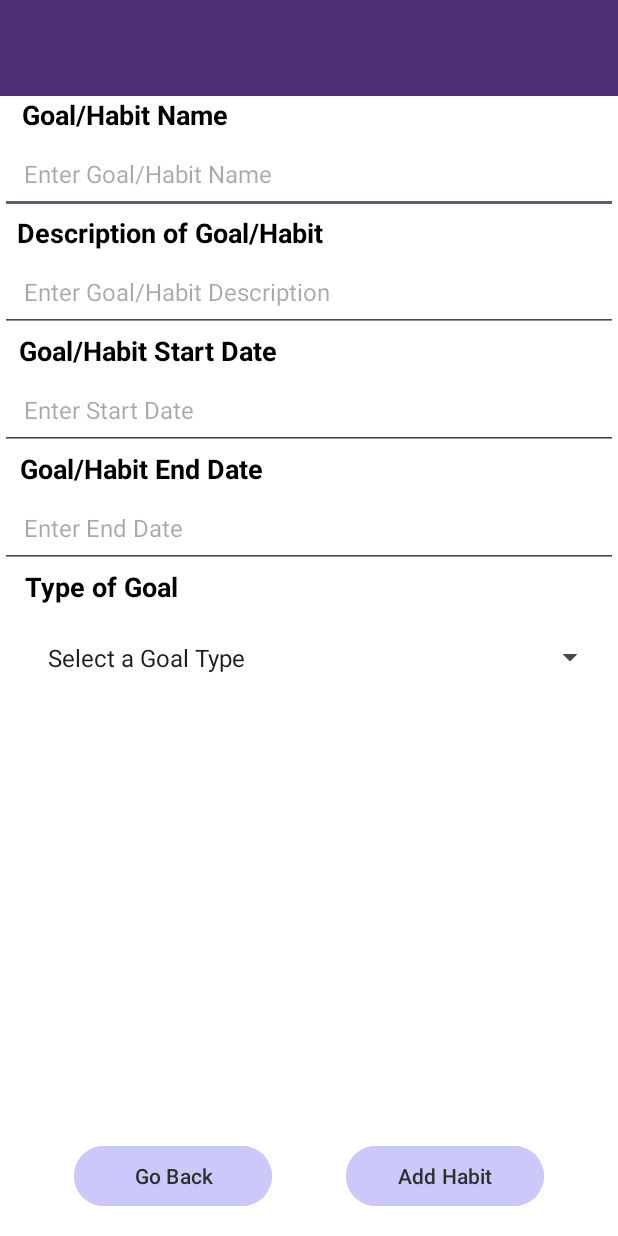
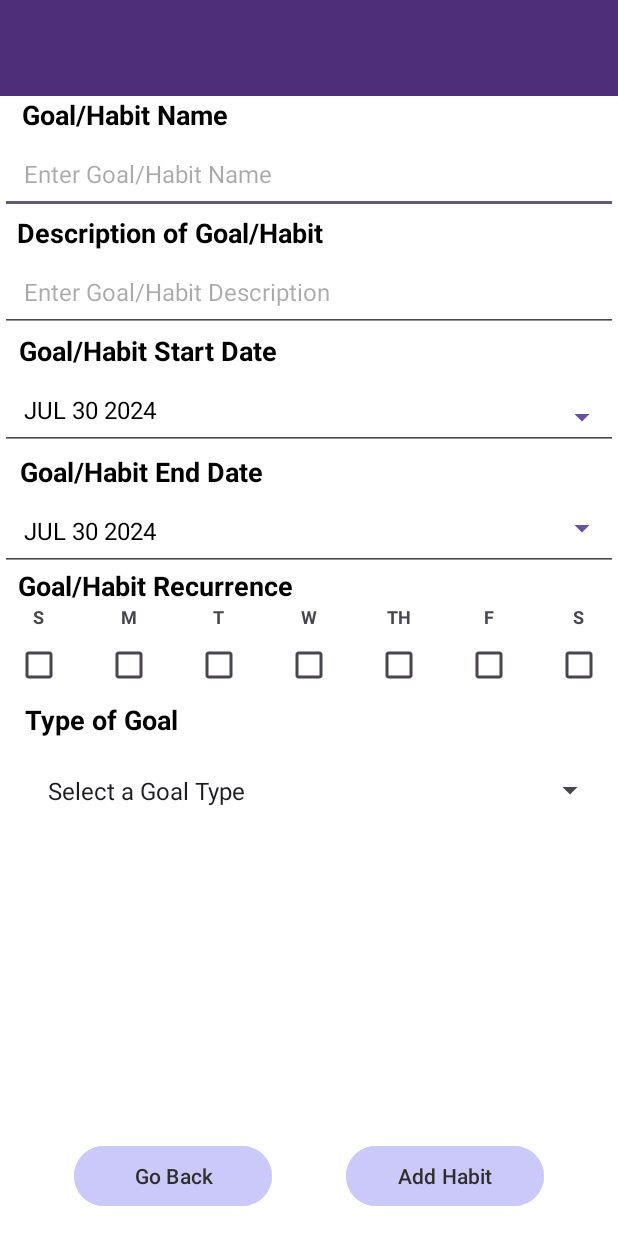
Before and after one commit to UTSA-CS-3443/HabitQuest, an Android app: the set_Goal_Activity screen opened directly, with no data from a screen before it, on a phone screen of 412 x 824 dp. Run offline under Robolectric (Android 15) with nearby library versions, the phone set to English and light mode, and no system bars.

Commit message:
added a date picker for set goal
Signed-off-by: Alistair Chambers <alicham6@gmail.com>

```diff
--- a/app/src/main/java/edu/usta/cs3443/habitquest/set_Goal_Activity.java
+++ b/app/src/main/java/edu/usta/cs3443/habitquest/set_Goal_Activity.java
@@ -1,16 +1,17 @@
 package edu.usta.cs3443.habitquest;
 
+import static android.content.ContentValues.TAG;
+
+import android.app.AlertDialog;
+import android.app.DatePickerDialog;
 import android.content.Intent;
 import android.os.Bundle;
 import android.os.Environment;
 import android.util.Log;
-import android.view.View;
 import android.widget.ArrayAdapter;
 import android.widget.Button;
-import android.widget.CheckBox;
 import android.widget.EditText;
 import android.widget.Spinner;
-import android.widget.TextView;
 import android.widget.Toast;
 
 import androidx.appcompat.app.AppCompatActivity;
@@ -19,17 +20,16 @@ import java.io.BufferedWriter;
 import java.io.File;
 import java.io.FileWriter;
 import java.io.IOException;
+import java.util.Calendar;
 
 import edu.usta.cs3443.habitquest.model.Goal;
 
 public class set_Goal_Activity extends AppCompatActivity {
 
-    private static final String TAG = "set_Goal_Activity";
-
     private EditText goalNameEditText, goalDescriptionEditText, goalStartDateEditText, goalEndDateEditText;
-    private CheckBox checkbox1, checkbox2, checkbox3, checkbox4, checkbox5, checkbox6, checkbox7;
     private Spinner goalTypeSpinner;
-    private Button addHabitButton, goBackButton;
+    private Button addHabitButton, goBackButton, startDateButton, endDateButton;
+    private DatePickerDialog startDatePickerDialog, endDatePickerDialog;
 
     @Override
     protected void onCreate(Bundle savedInstanceState) {
@@ -40,58 +40,16 @@ public class set_Goal_Activity extends AppCompatActivity {
         goalDescriptionEditText = findViewById(R.id.goalDescriptionEditText);
         goalStartDateEditText = findViewById(R.id.goalStartDateEditText);
         goalEndDateEditText = findViewById(R.id.goalEndDateEditText);
+        startDateButton = findViewById(R.id.startDateButton);
+        endDateButton = findViewById(R.id.endDateButton);
+
+        initDatePicker();
+
+        // Set default date to today
+        goalStartDateEditText.setText(getTodaysDate());
+        goalEndDateEditText.setText(getTodaysDate());
+
         goalTypeSpinner = findViewById(R.id.goalTypeSpinner);
-
-        // Find the TextView by its ID
-        TextView goalRecurrenceLabel = findViewById(R.id.GoalRecurrenceLabel);
-
-        // Set the visibility to GONE or INVISIBLE
-        goalRecurrenceLabel.setVisibility(View.GONE);
-
-        // Find all TextView views by their IDs
-        TextView label1 = findViewById(R.id.label1);
-        TextView label2 = findViewById(R.id.label2);
-        TextView label3 = findViewById(R.id.label3);
-        TextView label4 = findViewById(R.id.label4);
-        TextView label5 = findViewById(R.id.label5);
-        TextView label6 = findViewById(R.id.label6);
-        TextView label7 = findViewById(R.id.label7);
-
-        // Set visibility to GONE or INVISIBLE
-        label1.setVisibility(View.GONE);
-        label2.setVisibility(View.GONE);
-        label3.setVisibility(View.GONE);
-        label4.setVisibility(View.GONE);
-        label5.setVisibility(View.GONE);
-        label6.setVisibility(View.GONE);
-        label7.setVisibility(View.GONE);
-
-        // Find all CheckBox views by their IDs
-        CheckBox checkbox1 = findViewById(R.id.checkbox1);
-        CheckBox checkbox2 = findViewById(R.id.checkbox2);
-        CheckBox checkbox3 = findViewById(R.id.checkbox3);
-        CheckBox checkbox4 = findViewById(R.id.checkbox4);
-        CheckBox checkbox5 = findViewById(R.id.checkbox5);
-        CheckBox checkbox6 = findViewById(R.id.checkbox6);
-        CheckBox checkbox7 = findViewById(R.id.checkbox7);
-
-        // Set visibility to GONE or INVISIBLE
-        checkbox1.setVisibility(View.GONE);
-        checkbox2.setVisibility(View.GONE);
-        checkbox3.setVisibility(View.GONE);
-        checkbox4.setVisibility(View.GONE);
-        checkbox5.setVisibility(View.GONE);
-        checkbox6.setVisibility(View.GONE);
-        checkbox7.setVisibility(View.GONE);
-
-        checkbox1 = findViewById(R.id.checkbox1);
-        checkbox2 = findViewById(R.id.checkbox2);
-        checkbox3 = findViewById(R.id.checkbox3);
-        checkbox4 = findViewById(R.id.checkbox4);
-        checkbox5 = findViewById(R.id.checkbox5);
-        checkbox6 = findViewById(R.id.checkbox6);
-        checkbox7 = findViewById(R.id.checkbox7);
-
         ArrayAdapter<CharSequence> adapter = ArrayAdapter.createFromResource(this,
                 R.array.goal_type_array, android.R.layout.simple_spinner_item);
         adapter.setDropDownViewResource(android.R.layout.simple_spinner_dropdown_item);
@@ -101,11 +59,76 @@ public class set_Goal_Activity extends AppCompatActivity {
         addHabitButton.setOnClickListener(v -> addAndReadHabit());
 
         goBackButton = findViewById(R.id.goBackButton);
-        goBackButton.setOnClickListener(v -> {
-                    Intent intent = new Intent(set_Goal_Activity.this, MainActivity.class);
-                    startActivity(intent);
-                }
-        );
+        goBackButton.setOnClickListener(v -> startActivity(new Intent(set_Goal_Activity.this, MainActivity.class)));
+
+        startDateButton.setOnClickListener(v -> startDatePickerDialog.show());
+        endDateButton.setOnClickListener(v -> endDatePickerDialog.show());
+    }
+
+    private void initDatePicker() {
+        DatePickerDialog.OnDateSetListener startDateSetListener = (datePicker, year, month, day) -> {
+            month++;
+            String date = makeDateString(day, month, year);
+            goalStartDateEditText.setText(date);
+        };
+
+        DatePickerDialog.OnDateSetListener endDateSetListener = (datePicker, year, month, day) -> {
+            month++;
+            String date = makeDateString(day, month, year);
+            goalEndDateEditText.setText(date);
+        };
+
+        Calendar cal = Calendar.getInstance();
+        int year = cal.get(Calendar.YEAR);
+        int month = cal.get(Calendar.MONTH);
+        int day = cal.get(Calendar.DAY_OF_MONTH);
+
+        startDatePickerDialog = new DatePickerDialog(this, AlertDialog.THEME_HOLO_LIGHT, startDateSetListener, year, month, day);
+        endDatePickerDialog = new DatePickerDialog(this, AlertDialog.THEME_HOLO_LIGHT, endDateSetListener, year, month, day);
+    }
+
+    private String getTodaysDate() {
+        Calendar cal = Calendar.getInstance();
+        int year = cal.get(Calendar.YEAR);
+        int month = cal.get(Calendar.MONTH);
+        month++;
+        int day = cal.get(Calendar.DAY_OF_MONTH);
+        return makeDateString(day, month, year);
+    }
+
+    private String makeDateString(int day, int month, int year) {
+        return getMonthFormat(month) + " " + day + " " + year;
+    }
+
+    private String getMonthFormat(int month) {
+        // Return appropriate month format
+        if(month == 1)
+            return "JAN";
+        if(month == 2)
+            return "FEB";
+        if(month == 3)
+            return "MAR";
+        if(month == 4)
+            return "APR";
+        if(month == 5)
+            return "MAY";
+        if(month == 6)
+            return "JUN";
+        if(month == 7)
+            return "JUL";
+        if(month == 8)
+            return "AUG";
+        if(month == 9)
+            return "SEP";
+        if(month == 10)
+            return "OCT";
+        if(month == 11)
+            return "NOV";
+        if(month == 12)
+            return "DEC";
+
+        //default should never happen
+        return "JAN";
     }
 
     private void addAndReadHabit() {
--- a/app/src/main/res/layout/activity_set_goal.xml
+++ b/app/src/main/res/layout/activity_set_goal.xml
@@ -1,6 +1,5 @@
 <?xml version="1.0" encoding="utf-8"?>
-<androidx.constraintlayout.widget.ConstraintLayout
-    xmlns:android="http://schemas.android.com/apk/res/android"
+<androidx.constraintlayout.widget.ConstraintLayout xmlns:android="http://schemas.android.com/apk/res/android"
     xmlns:app="http://schemas.android.com/apk/res-auto"
     xmlns:tools="http://schemas.android.com/tools"
     android:id="@+id/main"
@@ -41,10 +40,10 @@
         android:layout_height="wrap_content"
         android:autofillHints="prompt_goalName"
         android:hint="@string/prompt_goal_name"
+        android:inputType="text"
         android:padding="16dp"
+        android:textColor="#000000"
         android:textSize="16sp"
-        android:textColor="#000000"
-        android:inputType="text"
         app:layout_constraintEnd_toEndOf="parent"
         app:layout_constraintStart_toStartOf="parent"
         app:layout_constraintTop_toBottomOf="@id/GoalsNamesLabel" />
@@ -69,10 +68,10 @@
         android:layout_height="wrap_content"
         android:autofillHints="prompt_goalDescription"
         android:hint="@string/prompt_goal_description"
+        android:inputType="text"
         android:padding="16dp"
+        android:textColor="#000000"
         android:textSize="16sp"
-        android:textColor="#000000"
-        android:inputType="text"
         app:layout_constraintEnd_toEndOf="parent"
         app:layout_constraintStart_toStartOf="parent"
         app:layout_constraintTop_toBottomOf="@id/GoalsDescriptionLabel" />
@@ -97,11 +96,24 @@
         android:layout_height="wrap_content"
         android:autofillHints="prompt_startDate"
         android:hint="@string/prompt_start_date"
+        android:inputType="date"
         android:padding="16dp"
+        android:textColor="#000000"
         android:textSize="16sp"
+        app:layout_constraintEnd_toEndOf="parent"
+        app:layout_constraintStart_toStartOf="parent"
+        app:layout_constraintTop_toBottomOf="@id/GoalStartDateLabel" />
+
+    <Button
+        android:id="@+id/startDateButton"
+        style="?android:spinnerStyle"
+        android:layout_width="187dp"
+        android:layout_height="wrap_content"
+        android:layout_marginTop="8dp"
         android:textColor="#000000"
-        android:inputType="date"
+        android:textSize="16sp"
         app:layout_constraintEnd_toEndOf="parent"
+        app:layout_constraintHorizontal_bias="1.0"
         app:layout_constraintStart_toStartOf="parent"
         app:layout_constraintTop_toBottomOf="@id/GoalStartDateLabel" />
 
@@ -117,7 +129,7 @@
         app:layout_constraintEnd_toEndOf="parent"
         app:layout_constraintHorizontal_bias="0.053"
         app:layout_constraintStart_toStartOf="parent"
-        app:layout_constraintTop_toBottomOf="@id/goalStartDateEditText" />
+        app:layout_constraintTop_toBottomOf="@id/startDateButton" />
 
     <EditText
         android:id="@+id/goalEndDateEditText"
@@ -125,11 +137,25 @@
         android:layout_height="wrap_content"
         android:autofillHints="prompt_endDate"
         android:hint="@string/prompt_end_date"
+        android:inputType="date"
         android:padding="16dp"
+        android:textColor="#000000"
         android:textSize="16sp"
+        app:layout_constraintEnd_toEndOf="parent"
+        app:layout_constraintStart_toStartOf="parent"
+        app:layout_constraintTop_toBottomOf="@id/GoalEndDateLabel" />
+
+
+    <Button
+        android:id="@+id/endDateButton"
+        android:layout_width="192dp"
+        android:layout_height="51dp"
+        style="?android:spinnerStyle"
+        android:padding="16dp"
         android:textColor="#000000"
-        android:inputType="date"
+        android:textSize="16sp"
         app:layout_constraintEnd_toEndOf="parent"
+        app:layout_constraintHorizontal_bias="1.0"
         app:layout_constraintStart_toStartOf="parent"
         app:layout_constraintTop_toBottomOf="@id/GoalEndDateLabel" />
 
@@ -145,7 +171,7 @@
         app:layout_constraintEnd_toEndOf="parent"
         app:layout_constraintHorizontal_bias="0.053"
         app:layout_constraintStart_toStartOf="parent"
-        app:layout_constraintTop_toBottomOf="@id/goalEndDateEditText" />
+        app:layout_constraintTop_toBottomOf="@id/endDateButton" />
 
     <LinearLayout
         android:id="@+id/checkboxContainer"
@@ -353,6 +379,9 @@
         app:layout_constraintStart_toStartOf="parent"
         app:layout_constraintTop_toBottomOf="@id/GoalsTypeLabel" />
 
+
+
+
     <Button
         android:id="@+id/goBackButton"
         android:layout_width="0dp"
@@ -362,11 +391,11 @@
         android:layout_marginEnd="8dp"
         android:layout_marginBottom="16dp"
         android:backgroundTint="#CBC9FA"
+        android:text="@string/action_go_back"
         android:textColor="#2e2e2e"
-        android:text="@string/action_go_back"
+        app:layout_constraintBottom_toBottomOf="parent"
         app:layout_constraintEnd_toStartOf="@+id/addHabitButton"
         app:layout_constraintStart_toStartOf="parent"
-        app:layout_constraintBottom_toBottomOf="parent"
         app:layout_constraintWidth_percent="0.32" />
 
     <Button
@@ -378,12 +407,15 @@
         android:layout_marginEnd="16dp"
         android:layout_marginBottom="16dp"
         android:backgroundTint="#CBC9FA"
+        android:text="@string/action_add_habit"
         android:textColor="#2e2e2e"
-        android:text="@string/action_add_habit"
+        app:layout_constraintBottom_toBottomOf="parent"
         app:layout_constraintEnd_toEndOf="parent"
         app:layout_constraintStart_toEndOf="@+id/goBackButton"
-        app:layout_constraintBottom_toBottomOf="parent"
         app:layout_constraintWidth_percent="0.32" />
 
 
+
+
+
 </androidx.constraintlayout.widget.ConstraintLayout>
```
Also changed, not shown: 2 other files.
